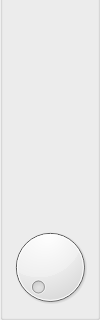
First picture: the form in StageRunner/gui/audioslotwidget.ui, repository Pit1966/StageRunner, before the edit; both pictures show x 0 to 100 and y 285 to 605 of the 100 by 605 pixel window.
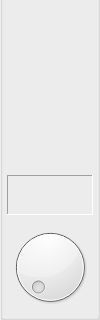
Second picture: the form after the edit. Icons and pictures are not drawn. Custom widgets are drawn as their Qt base class.

```diff
--- a/StageRunner/gui/audioslotwidget.ui
+++ b/StageRunner/gui/audioslotwidget.ui
@@ -144,6 +144,43 @@
      </property>
     </widget>
    </item>
+   <item>
+    <widget class="QFrame" name="fftFrame">
+     <property name="sizePolicy">
+      <sizepolicy hsizetype="Preferred" vsizetype="Expanding">
+       <horstretch>0</horstretch>
+       <verstretch>0</verstretch>
+      </sizepolicy>
+     </property>
+     <property name="maximumSize">
+      <size>
+       <width>16777215</width>
+       <height>40</height>
+      </size>
+     </property>
+     <property name="frameShape">
+      <enum>QFrame::Panel</enum>
+     </property>
+     <property name="frameShadow">
+      <enum>QFrame::Sunken</enum>
+     </property>
+     <layout class="QVBoxLayout" name="verticalLayout">
+      <property name="margin">
+       <number>0</number>
+      </property>
+      <item>
+       <widget class="PsSpectrometer" name="fftWidget" native="true">
+        <property name="sizePolicy">
+         <sizepolicy hsizetype="Preferred" vsizetype="Preferred">
+          <horstretch>0</horstretch>
+          <verstretch>0</verstretch>
+         </sizepolicy>
+        </property>
+       </widget>
+      </item>
+     </layout>
+    </widget>
+   </item>
    <item>
     <widget class="qsynthKnob" name="slotVolumeDial">
      <property name="sizePolicy">
@@ -171,6 +208,12 @@
    <header>thirdparty/widget/qsynthmeter.h</header>
    <container>1</container>
   </customwidget>
+  <customwidget>
+   <class>PsSpectrometer</class>
+   <extends>QWidget</extends>
+   <header>gui/customwidget/psspectrometer.h</header>
+   <container>1</container>
+  </customwidget>
  </customwidgets>
  <resources>
   <include location="../gfx_ressource.qrc"/>
```
